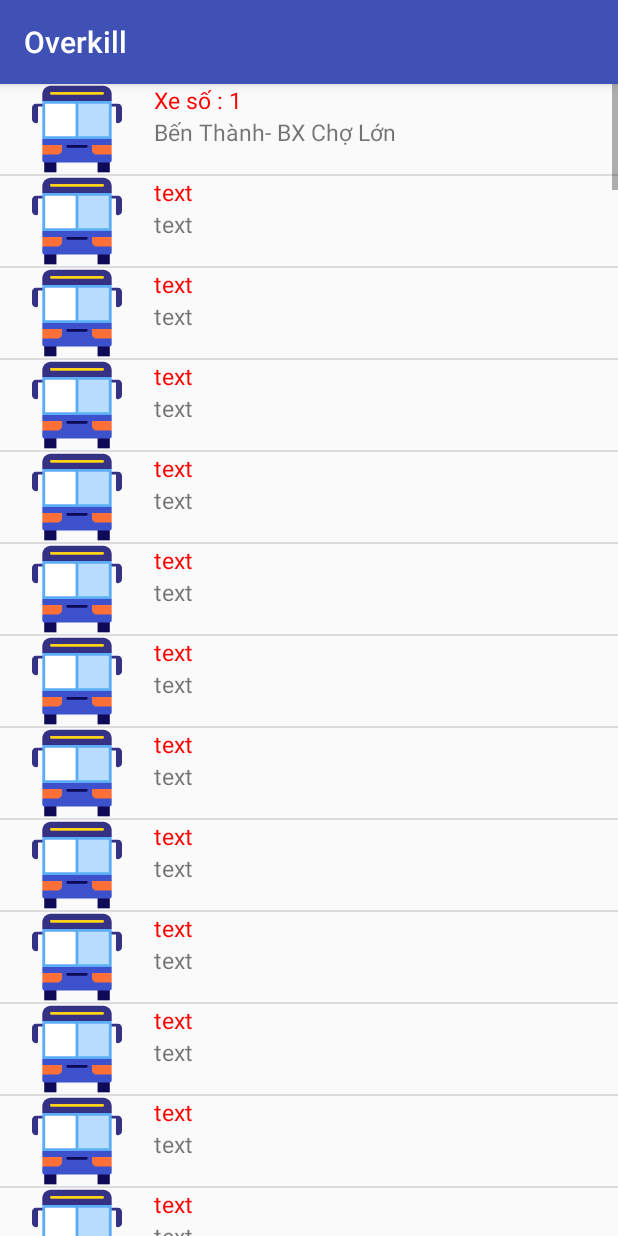
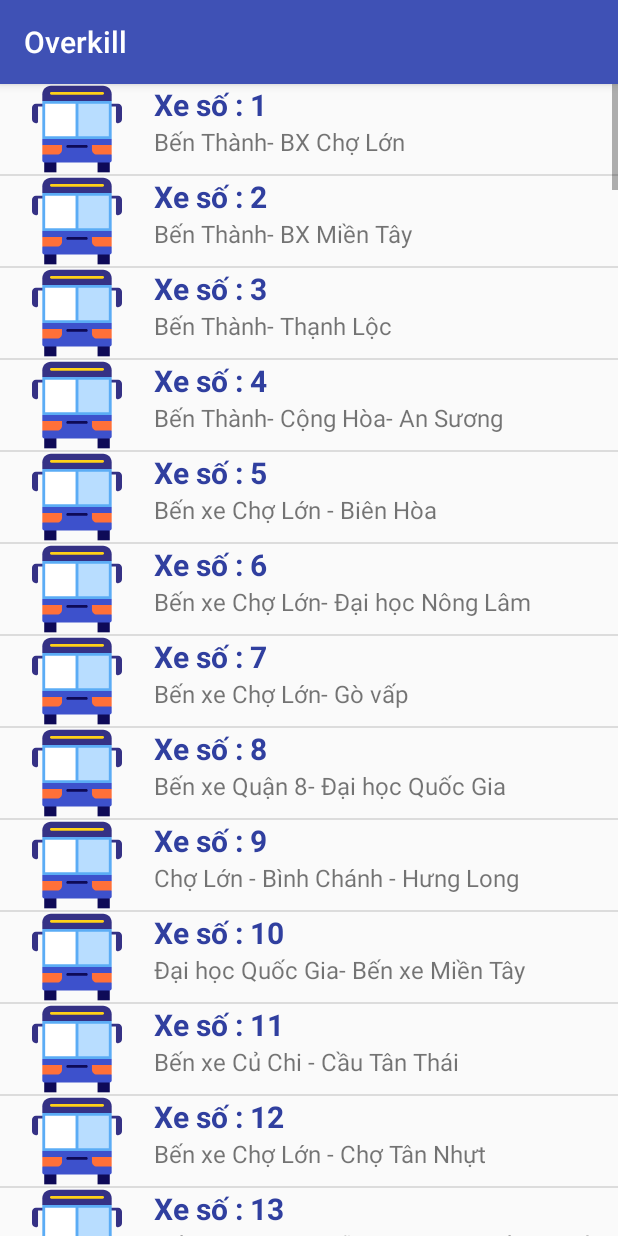
Before and after one commit to luong-komorebi/Overkill, an Android app: the BusInfoActivity screen opened directly, with no data from a screen before it, after a tap on an icon or button, on a phone screen of 412 x 824 dp. Run offline under Robolectric (Android 15) with nearby library versions, the phone set to English and light mode, and no system bars; Roboto replaces fonts that are not available here.

Commit message:
Make listview for bus info working

```diff
--- a/app/src/main/java/luongvo/com/everythingtraffic/BusData/BusDataAdapter.java
+++ b/app/src/main/java/luongvo/com/everythingtraffic/BusData/BusDataAdapter.java
@@ -41,7 +41,6 @@ public class BusDataAdapter extends ArrayAdapter<routeInfo> {
 //            LayoutInflater layoutInflater = ((Activity) this.context).getLayoutInflater();
 //            convertView = layoutInflater.inflate(resourceID, parent, false);
             convertView = LayoutInflater.from(this.context).inflate(resourceID, parent, false);
-            return convertView;
         }
 
         routeInfo routeInfoItem = routeInfos.get(position);
--- a/app/src/main/java/luongvo/com/everythingtraffic/BusInfoActivity.java
+++ b/app/src/main/java/luongvo/com/everythingtraffic/BusInfoActivity.java
@@ -39,13 +39,7 @@ public class BusInfoActivity extends AppCompatActivity{
 
         loadData();
 
-        listView.setOnItemClickListener(new AdapterView.OnItemClickListener() {
-            @Override
-            public void onItemClick(AdapterView<?> parent, View view, int position, long id) {
-                routeInfo item = routeInfoList.get(position);
-                // work to be done here
-            }
-        });
+
 
     }
 
@@ -97,6 +91,13 @@ public class BusInfoActivity extends AppCompatActivity{
 //                txtPostList.setText(postList);
                 busDataAdapter = new BusDataAdapter(BusInfoActivity.this, R.layout.bus_item, routeInfoList);
                 listView.setAdapter(busDataAdapter);
+                listView.setOnItemClickListener(new AdapterView.OnItemClickListener() {
+                    @Override
+                    public void onItemClick(AdapterView<?> parent, View view, int position, long id) {
+                        routeInfo item = routeInfoList.get(position);
+                        // work to be done here
+                    }
+                });
                 progressDialog.dismiss();
             }
         }.execute();
--- a/app/src/main/res/layout/bus_item.xml
+++ b/app/src/main/res/layout/bus_item.xml
@@ -17,14 +17,15 @@
         <TextView
             android:layout_width="match_parent"
             android:layout_height="wrap_content"
-            android:textSize="15sp"
-            android:textColor="#FF0000"
+            android:textSize="20sp"
+            android:textColor="#303f9f"
             android:text="text"
+            android:textStyle="bold"
             android:id="@+id/busName"/>
         <TextView
             android:layout_width="match_parent"
             android:layout_height="wrap_content"
-            android:textSize="15sp"
+            android:textSize="16sp"
             android:text="text"
             android:id="@+id/busRoute"/>
     </LinearLayout>
```
